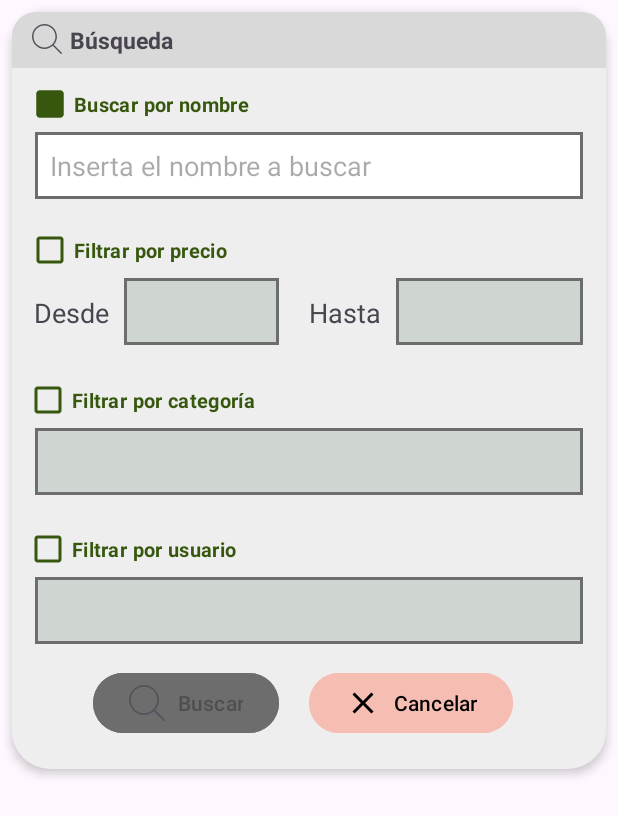
After one commit to MauMG03/equipoNueve, an Android app: the layout dialog_search.xml on its own in the app's theme, with its tools: preview values and no code run, on a phone screen of 412 x 824 dp. The commit adds this screen. Shown: the top 816 px of the screen. Run offline under Robolectric (Android 15) with nearby library versions, the phone set to English and light mode, and no system bars.

Commit message:
Added search dialog UI

```diff
--- a/app/src/main/java/com/example/miniproyecto2/view/fragment/HomeFragment.kt
+++ b/app/src/main/java/com/example/miniproyecto2/view/fragment/HomeFragment.kt
@@ -1,12 +1,14 @@
 package com.example.miniproyecto2.view.fragment
 
 import android.os.Bundle
+import android.util.Log
 import androidx.fragment.app.Fragment
 import android.view.LayoutInflater
 import android.view.View
 import android.view.ViewGroup
 import android.widget.Toast
 import androidx.activity.addCallback
+import androidx.appcompat.app.AlertDialog
 import androidx.fragment.app.viewModels
 import androidx.navigation.fragment.findNavController
 import androidx.recyclerview.widget.LinearLayoutManager
@@ -47,6 +49,10 @@ class HomeFragment : Fragment() {
         binding.addButton.setOnClickListener{
             findNavController().navigate(R.id.action_homeFragment_to_createItemFragment)
         }
+
+        binding.searchButton.setOnClickListener{
+            showDialog()
+        }
     }
 
     private fun observadorViewModel(){
@@ -64,4 +70,12 @@ class HomeFragment : Fragment() {
             adapter.notifyDataSetChanged()
         }
     }
+
+    private fun showDialog(){
+        val dialogView = layoutInflater.inflate(R.layout.dialog_search, null)
+        val builder = AlertDialog.Builder(requireContext(), R.style.CustomDialogTheme)
+        builder.setView(dialogView)
+        val dialog = builder.create()
+        dialog.show()
+    }
 }
--- /dev/null
+++ b/app/src/main/res/drawable/edittext_border.xml
@@ -0,0 +1,8 @@
+<?xml version="1.0" encoding="utf-8"?>
+<shape xmlns:android="http://schemas.android.com/apk/res/android">
+    <solid android:color="@color/white"/>
+    <stroke
+        android:width="2dp"
+        android:color="@color/gray"/>
+    <corners android:radius="0dp"/>
+</shape>
--- /dev/null
+++ b/app/src/main/res/drawable/edittext_disabled_border.xml
@@ -0,0 +1,8 @@
+<?xml version="1.0" encoding="utf-8"?>
+<shape xmlns:android="http://schemas.android.com/apk/res/android">
+    <solid android:color="@color/light_gray"/>
+    <stroke
+        android:width="2dp"
+        android:color="@color/gray"/>
+    <corners android:radius="0dp"/>
+</shape>
--- /dev/null
+++ b/app/src/main/res/drawable/ic_close.xml
@@ -0,0 +1,5 @@
+<vector android:height="24dp" android:tint="#000000"
+    android:viewportHeight="24" android:viewportWidth="24"
+    android:width="24dp" xmlns:android="http://schemas.android.com/apk/res/android">
+    <path android:fillColor="@android:color/white" android:pathData="M19,6.41L17.59,5 12,10.59 6.41,5 5,6.41 10.59,12 5,17.59 6.41,19 12,13.41 17.59,19 19,17.59 13.41,12z"/>
+</vector>
--- /dev/null
+++ b/app/src/main/res/layout/dialog_search.xml
@@ -0,0 +1,243 @@
+<?xml version="1.0" encoding="utf-8"?>
+<layout xmlns:tools="http://schemas.android.com/tools"
+    xmlns:android="http://schemas.android.com/apk/res/android"
+    xmlns:app="http://schemas.android.com/apk/res-auto">
+
+    <data>
+    </data>
+
+    <androidx.constraintlayout.widget.ConstraintLayout
+        android:id="@+id/inventoryItem"
+        android:layout_width="match_parent"
+        android:layout_height="wrap_content"
+        android:paddingBottom="20dp"
+        android:layout_margin="8dp"
+        android:background="@drawable/inventory_item_background"
+        android:elevation="4dp">
+
+        <androidx.constraintlayout.widget.ConstraintLayout
+            android:id="@+id/header"
+            android:layout_width="match_parent"
+            android:layout_height="wrap_content"
+            android:background="@drawable/inventory_item_header"
+            android:padding="8dp"
+            app:layout_constraintTop_toTopOf="parent">
+
+            <ImageView
+                android:id="@+id/searchIcon"
+                android:layout_width="20dp"
+                android:layout_height="20dp"
+                android:layout_marginStart="5dp"
+                android:contentDescription="@string/searchicon"
+                android:src="@drawable/ic_search"
+                app:layout_constraintStart_toStartOf="parent"
+                app:layout_constraintTop_toTopOf="parent"
+                app:tint="@color/dark_gray" />
+
+            <TextView
+                android:id="@+id/searchCategory"
+                android:layout_width="wrap_content"
+                android:layout_height="wrap_content"
+                android:layout_marginStart="5dp"
+                android:text="@string/busqueda"
+                android:textSize="15sp"
+                android:textStyle="bold"
+                app:layout_constraintStart_toEndOf="@id/searchIcon"
+                app:layout_constraintTop_toTopOf="parent" />
+
+        </androidx.constraintlayout.widget.ConstraintLayout>
+
+        <CheckBox
+            android:id="@+id/itemName"
+            android:layout_width="match_parent"
+            android:layout_height="wrap_content"
+            android:layout_marginStart="9dp"
+            android:text="@string/buscar_por_nombre"
+            android:textColor="@color/green"
+            android:textSize="13sp"
+            android:textStyle="bold"
+            android:checked="true"
+            android:buttonTint="@color/green"
+            app:layout_constraintStart_toEndOf="@id/header"
+            app:layout_constraintTop_toBottomOf="@id/header" />
+
+        <EditText
+            android:id="@+id/etName"
+            android:layout_width="match_parent"
+            android:layout_height="wrap_content"
+            android:layout_marginStart="15dp"
+            android:layout_marginEnd="15dp"
+            android:autofillHints=""
+            android:layout_marginTop="-5dp"
+            android:background="@drawable/edittext_border"
+            android:hint="@string/inserta_el_nombre_a_buscar"
+            android:inputType="text"
+            android:padding="10dp"
+            app:layout_constraintStart_toEndOf="@id/itemName"
+            app:layout_constraintTop_toBottomOf="@id/itemName" />
+
+        <CheckBox
+            android:id="@+id/itemPrice"
+            android:layout_width="match_parent"
+            android:layout_height="wrap_content"
+            android:layout_marginStart="9dp"
+            android:layout_marginTop="10dp"
+            android:text="@string/filtrar_por_precio"
+            android:textColor="@color/green"
+            android:buttonTint="@color/green"
+            android:textSize="13sp"
+            android:textStyle="bold"
+            app:layout_constraintStart_toEndOf="@id/etName"
+            app:layout_constraintTop_toBottomOf="@id/etName" />
+
+        <TextView
+            android:id="@+id/tvDesde"
+            android:layout_width="wrap_content"
+            android:layout_height="wrap_content"
+            android:layout_marginTop="-10dp"
+            android:paddingTop="15dp"
+            android:layout_marginStart="5dp"
+            android:text="@string/desde"
+            android:textSize="18sp"
+            app:layout_constraintStart_toStartOf="@id/itemPrice"
+            app:layout_constraintTop_toBottomOf="@id/itemPrice" />
+
+        <androidx.constraintlayout.widget.Guideline
+            android:id="@+id/leftGuideline"
+            android:layout_width="wrap_content"
+            android:layout_height="wrap_content"
+            android:orientation="vertical"
+            app:layout_constraintGuide_percent="0.45" />
+
+        <EditText
+            android:id="@+id/etDesde"
+            android:layout_width="0dp"
+            android:layout_height="wrap_content"
+            android:layout_marginStart="10dp"
+            android:layout_marginTop="-5dp"
+            android:autofillHints=""
+            android:background="@drawable/edittext_disabled_border"
+            android:enabled="false"
+            android:inputType="number"
+            android:padding="10dp"
+            app:layout_constraintEnd_toStartOf="@id/leftGuideline"
+            app:layout_constraintStart_toEndOf="@id/tvDesde"
+            app:layout_constraintTop_toBottomOf="@id/itemPrice" />
+
+        <TextView
+            android:id="@+id/tvHasta"
+            android:layout_width="wrap_content"
+            android:layout_height="wrap_content"
+            android:layout_marginStart="20dp"
+            android:paddingTop="15dp"
+            android:layout_marginTop="-10dp"
+            android:text="@string/hasta"
+            android:textSize="18sp"
+            app:layout_constraintStart_toStartOf="@id/leftGuideline"
+            app:layout_constraintTop_toBottomOf="@id/itemPrice" />
+
+        <EditText
+            android:id="@+id/etHasta"
+            android:layout_width="0dp"
+            android:layout_height="wrap_content"
+            android:layout_marginStart="10dp"
+            android:layout_marginTop="-5dp"
+            android:layout_marginEnd="15dp"
+            android:autofillHints=""
+            android:enabled="false"
+            android:background="@drawable/edittext_disabled_border"
+            android:inputType="number"
+            android:padding="10dp"
+            app:layout_constraintEnd_toEndOf="parent"
+            app:layout_constraintStart_toEndOf="@id/tvHasta"
+            app:layout_constraintTop_toBottomOf="@id/itemPrice" />
+
+        <CheckBox
+            android:id="@+id/tvCategory"
+            android:layout_width="match_parent"
+            android:layout_height="wrap_content"
+            android:layout_marginStart="8dp"
+            android:layout_marginTop="22dp"
+            android:text="@string/filtrar_por_categor_a"
+            android:textColor="@color/green"
+            android:textSize="13sp"
+            android:textStyle="bold"
+            android:buttonTint="@color/green"
+            app:layout_constraintStart_toStartOf="parent"
+            app:layout_constraintTop_toBottomOf="@id/tvHasta" />
+
+        <AutoCompleteTextView
+            android:id="@+id/atvCategory"
+            style="@style/TextAppearance.AppCompat.Widget.DropDownItem"
+            android:layout_width="match_parent"
+            android:layout_height="wrap_content"
+            android:layout_marginStart="15dp"
+            android:layout_marginTop="-5dp"
+            android:layout_marginEnd="15dp"
+            android:background="@drawable/edittext_disabled_border"
+            android:enabled="false"
+            android:padding="10dp"
+            android:textSize="18sp"
+            app:layout_constraintStart_toStartOf="parent"
+            app:layout_constraintTop_toBottomOf="@id/tvCategory" />
+
+        <CheckBox
+            android:id="@+id/tvDescription"
+            android:layout_width="match_parent"
+            android:layout_height="wrap_content"
+            android:layout_marginStart="8dp"
+            android:layout_marginTop="12dp"
+            android:layout_marginBottom="4dp"
+            android:text="@string/filtrar_por_usuario"
+            android:textColor="@color/green"
+            android:textSize="13sp"
+            android:buttonTint="@color/green"
+            android:textStyle="bold"
+            app:layout_constraintStart_toStartOf="parent"
+            app:layout_constraintTop_toBottomOf="@id/atvCategory" />
+
+        <EditText
+            android:id="@+id/etDescription"
+            android:layout_width="match_parent"
+            android:layout_height="0dp"
+            android:layout_marginStart="15dp"
+            android:layout_marginTop="-5dp"
+            android:layout_marginEnd="15dp"
+            android:autofillHints=""
+            android:enabled="false"
+            android:background="@drawable/edittext_disabled_border"
+            android:inputType="text"
+            android:padding="10dp"
+            app:layout_constraintStart_toStartOf="parent"
+            app:layout_constraintTop_toBottomOf="@id/tvDescription" />
+
+        <Button
+            android:id="@+id/buttonSearch"
+            android:layout_width="wrap_content"
+            android:layout_height="wrap_content"
+            android:layout_marginTop="15dp"
+            android:backgroundTint="@color/gray"
+            android:drawableLeft="@drawable/ic_search"
+            android:drawableTint="@color/dark_gray"
+            android:text="@string/buscar"
+            android:enabled="false"
+            app:layout_constraintRight_toRightOf="@id/leftGuideline"
+            app:layout_constraintTop_toBottomOf="@id/etDescription" />
+
+        <Button
+            android:id="@+id/buttonCancel"
+            android:layout_width="wrap_content"
+            android:layout_height="wrap_content"
+            android:layout_marginStart="20dp"
+            android:layout_marginTop="15dp"
+            android:backgroundTint="@color/light_red"
+            android:drawableLeft="@drawable/ic_close"
+            android:text="@string/cancelar"
+            android:textColor="@color/black"
+            app:layout_constraintLeft_toLeftOf="@id/leftGuideline"
+            app:layout_constraintStart_toEndOf="@id/buttonSearch"
+            app:layout_constraintTop_toBottomOf="@id/etDescription" />
+
+
+    </androidx.constraintlayout.widget.ConstraintLayout>
+</layout>
--- a/app/src/main/res/values/colors.xml
+++ b/app/src/main/res/values/colors.xml
@@ -6,4 +6,7 @@
     <color name="light_gray">#CFD5D1</color>
     <color name="dark_gray">#50555C</color>
     <color name="intense_red">#C80101</color>
+    <color name="green">#36570D</color>
+    <color name="gray">#6D6D6D</color>
+    <color name="light_red">#F6BEB2</color>
 </resources>
--- a/app/src/main/res/values/strings.xml
+++ b/app/src/main/res/values/strings.xml
@@ -1,6 +1,5 @@
 <resources>
     <string name="app_name">miniproyecto2</string>
-    <!-- TODO: Remove or change this placeholder text -->
     <string name="hello_blank_fragment">Hello blank fragment</string>
     <string name="agregar_items">Agregar Items</string>
     <string name="nombre_del_item">Nombre del item</string>
@@ -27,4 +26,21 @@
     <string name="cerrar_sesi_n">Cerrar sesión</string>
     <string name="app_logo_image">App logo image</string>
     <string name="banner_image">Banner image</string>
+    <string name="busqueda">Búsqueda</string>
+    <string name="searchicon">searchIcon</string>
+    <string name="buscar_por_nombre">Buscar por nombre</string>
+    <string name="inserta_el_nombre_a_buscar">Inserta el nombre a buscar</string>
+    <string name="filtrar_por_precio">Filtrar por precio</string>
+    <string name="desde">Desde</string>
+    <string name="_0">0</string>
+    <string name="hasta">Hasta</string>
+    <string name="filtrar_por_categor_a">Filtrar por categoría</string>
+    <string name="filtrar_por_descripci_n">Filtrar por descripción</string>
+    <string name="inserta_la_descripci_n">Inserta la descripción</string>
+    <string name="inserta_la_descripci_n_a_buscar">Inserta la descripción a buscar</string>
+    <string name="buscar">Buscar</string>
+    <string name="cancelar">Cancelar</string>
+    <string name="_10000000">10000000</string>
+    <string name="inserta_el_nombre_de_usuario_a_buscar">Inserta el nombre de usuario a buscar</string>
+    <string name="filtrar_por_usuario">Filtrar por usuario</string>
 </resources>
--- a/app/src/main/res/values/styles.xml
+++ b/app/src/main/res/values/styles.xml
@@ -5,4 +5,13 @@
         <item name="rippleColor">@color/white</item>
         <item name="backgroundTint">@color/dark_gray</item>
     </style>
+
+    <style name="CustomDialogTheme" parent="Theme.AppCompat.Dialog">
+        <item name="android:background">@drawable/inventory_item_background</item>
+        <item name="android:windowMinWidthMajor">85%</item>
+        <item name="android:windowMinWidthMinor">85%</item>
+        <item name="android:windowNoTitle">true</item>
+        <item name="android:windowBackground">@drawable/inventory_item_background</item>
+        <item name="android:windowIsFloating">true</item>
+    </style>
 </resources>
```
